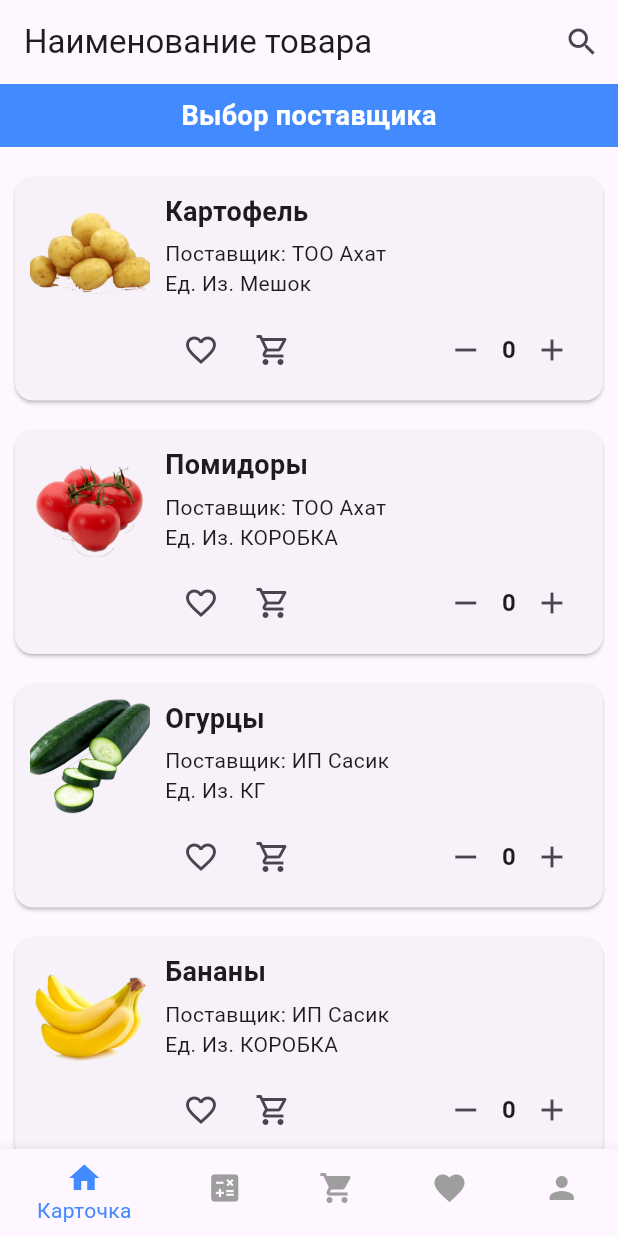
After one commit to enyooa/alan_front, a Flutter app: the ProductListScreen screen opened directly, on a phone screen of 412 x 824 dp. The commit adds this screen. Run offline on Flutter 3.47's test engine with Material 3 defaults, Android fonts, the phone set to English and light mode, and no system bars; our stand-ins replace shared_preferences; accounts and stored records are empty.

Commit message:
second client dev switch nav

```diff
--- /dev/null
+++ b/lib/ui/client/home.dart
@@ -0,0 +1,248 @@
+import 'package:flutter/material.dart';
+
+void main() {
+  runApp(MyApp());
+}
+
+class MyApp extends StatelessWidget {
+  @override
+  Widget build(BuildContext context) {
+    return MaterialApp(
+      debugShowCheckedModeBanner: false,
+      home: ProductListScreen(),
+    );
+  }
+}
+
+class ProductListScreen extends StatefulWidget {
+  @override
+  _ProductListScreenState createState() => _ProductListScreenState();
+}
+
+class _ProductListScreenState extends State<ProductListScreen> {
+  bool isSearching = false; // To toggle between title and search field
+  TextEditingController searchController = TextEditingController();
+  int _selectedIndex = 0; // For managing the selected tab index
+
+  // Function to filter the product list (you can implement actual filtering logic here)
+  void _searchProduct(String query) {
+    print("Searching for: $query"); // You can implement actual filtering logic here
+  }
+
+  @override
+  Widget build(BuildContext context) {
+    return Scaffold(
+      appBar: AppBar(
+        title: isSearching
+            ? TextField(
+                controller: searchController,
+                autofocus: true,
+                decoration: InputDecoration(
+                  hintText: 'Поиск товара...',
+                  border: InputBorder.none,
+                  hintStyle: TextStyle(color: Colors.white),
+                ),
+                style: TextStyle(color: Colors.white),
+                onChanged: (value) {
+                  _searchProduct(value); // Call your search logic here
+                },
+              )
+            : Text('Наименование товара'),
+        actions: [
+          IconButton(
+            icon: Icon(isSearching ? Icons.close : Icons.search),
+            onPressed: () {
+              setState(() {
+                if (isSearching) {
+                  // Clear the search when closing the search field
+                  searchController.clear();
+                }
+                isSearching = !isSearching;
+              });
+            },
+          ),
+        ],
+      ),
+      body: Column(
+        children: [
+          Container(
+            padding: EdgeInsets.all(8.0),
+            color: Colors.blueAccent,
+            child: Center(
+              child: Text(
+                'Выбор поставщика',
+                style: TextStyle(
+                  color: Colors.white,
+                  fontWeight: FontWeight.bold,
+                  fontSize: 18,
+                ),
+              ),
+            ),
+          ),
+          Expanded(
+            child: ListView(
+              padding: EdgeInsets.all(10),
+              children: [
+                ProductCard(
+                  imageUrl: 'assets/images/products/potato.png', // Example image path
+                  name: 'Картофель',
+                  supplier: 'Поставщик: TOO Ахат\nЕд. Из. Мешок',
+                ),
+                ProductCard(
+                  imageUrl: 'assets/images/products/tomato.png',
+                  name: 'Помидоры',
+                  supplier: 'Поставщик: TOO Ахат\nЕд. Из. КОРОБКА',
+                ),
+                ProductCard(
+                  imageUrl: 'assets/images/products/cucumber.png',
+                  name: 'Огурцы',
+                  supplier: 'Поставщик: ИП Сасик\nЕд. Из. КГ',
+                ),
+                ProductCard(
+                  imageUrl: 'assets/images/products/banana.png',
+                  name: 'Бананы',
+                  supplier: 'Поставщик: ИП Сасик\nЕд. Из. КОРОБКА',
+                ),
+              ],
+            ),
+          ),
+        ],
+      ),
+      bottomNavigationBar: BottomNavigationBar(
+        currentIndex: _selectedIndex, // Track the selected item index
+        selectedItemColor: Colors.blueAccent, // Color for selected item
+        unselectedItemColor: Colors.grey, // Color for unselected items
+        onTap: (index) {
+          setState(() {
+            _selectedIndex = index; // Update selected index
+          });
+        },
+        items: const <BottomNavigationBarItem>[
+          BottomNavigationBarItem(
+            icon: Icon(Icons.home),
+            label: 'Карточка',
+          ),
+          BottomNavigationBarItem(
+            icon: Icon(Icons.calculate),
+            label: 'Расчеты',
+          ),
+          BottomNavigationBarItem(
+            icon: Icon(Icons.shopping_cart),
+            label: 'Корзина',
+          ),
+          BottomNavigationBarItem(
+            icon: Icon(Icons.favorite),
+            label: 'Избранное',
+          ),
+          BottomNavigationBarItem(
+            icon: Icon(Icons.person),
+            label: 'Профиль',
+          ),
+        ],
+      ),
+    );
+  }
+}
+
+class ProductCard extends StatefulWidget {
+  final String imageUrl;
+  final String name;
+  final String supplier;
+
+  ProductCard({
+    required this.imageUrl,
+    required this.name,
+    required this.supplier,
+  });
+
+  @override
+  _ProductCardState createState() => _ProductCardState();
+}
+
+class _ProductCardState extends State<ProductCard> {
+  int quantity = 0;
+
+  @override
+  Widget build(BuildContext context) {
+    return Card(
+      margin: EdgeInsets.symmetric(vertical: 10),
+      child: Padding(
+        padding: const EdgeInsets.all(10.0),
+        child: Row(
+          crossAxisAlignment: CrossAxisAlignment.start,
+          children: [
+            Image.asset(
+              widget.imageUrl,
+              height: 80,
+              width: 80,
+              fit: BoxFit.cover,
+            ),
+            SizedBox(width: 10),
+            Expanded(
+              child: Column(
+                crossAxisAlignment: CrossAxisAlignment.start,
+                children: [
+                  Text(
+                    widget.name,
+                    style: TextStyle(
+                      fontSize: 18,
+                      fontWeight: FontWeight.bold,
+                    ),
+                  ),
+                  SizedBox(height: 5),
+                  Text(
+                    widget.supplier,
+                    style: TextStyle(fontSize: 14),
+                  ),
+                  SizedBox(height: 10),
+                  Row(
+                    children: [
+                      IconButton(
+                        icon: Icon(Icons.favorite_border),
+                        onPressed: () {
+                          // Add to favorites functionality here
+                        },
+                      ),
+                      IconButton(
+                        icon: Icon(Icons.shopping_cart_outlined),
+                        onPressed: () {
+                          // Add to cart functionality here
+                        },
+                      ),
+                      Spacer(),
+                      IconButton(
+                        icon: Icon(Icons.remove),
+                        onPressed: () {
+                          if (quantity > 0) {
+                            setState(() {
+                              quantity--;
+                            });
+                          }
+                        },
+                      ),
+                      Text(
+                        '$quantity',
+                        style: TextStyle(
+                          fontSize: 16,
+                          fontWeight: FontWeight.bold,
+                        ),
+                      ),
+                      IconButton(
+                        icon: Icon(Icons.add),
+                        onPressed: () {
+                          setState(() {
+                            quantity++;
+                          });
+                        },
+                      ),
+                    ],
+                  ),
+                ],
+              ),
+            ),
+          ],
+        ),
+      ),
+    );
+  }
+}
--- a/pubspec.yaml
+++ b/pubspec.yaml
@@ -66,6 +66,10 @@ flutter:
     - assets/images/контроль.png
     - assets/images/касса.png
     - assets/images/грузперевозщик.png
+    - assets/images/products/potato.png
+    - assets/images/products/banana.png
+    - assets/images/products/cucumber.png
+    - assets/images/products/tomato.png
 
   # An image asset can refer to one or more resolution-specific "variants", see
   # https://flutter.dev/to/resolution-aware-images
```
Also changed, not shown: lib/main.dart (+20 -11 lines), lib/ui/kassa/home.dart (added, +66 -0 lines), lib/ui/widgets/onboarding/onboarding.dart (+42 -16 lines), assets/images/products/banana.png (added), assets/images/products/cucumber.png (added), assets/images/products/image.png (added), assets/images/products/potato.png (added), assets/images/products/tomato.png (added), 1 other file.
